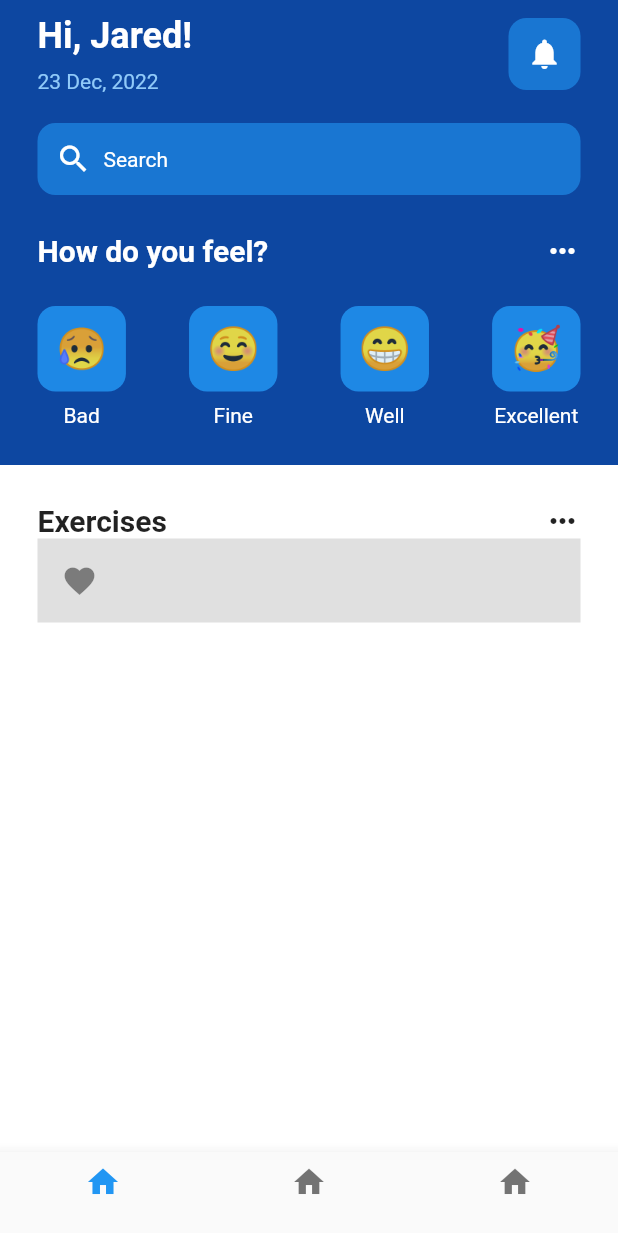
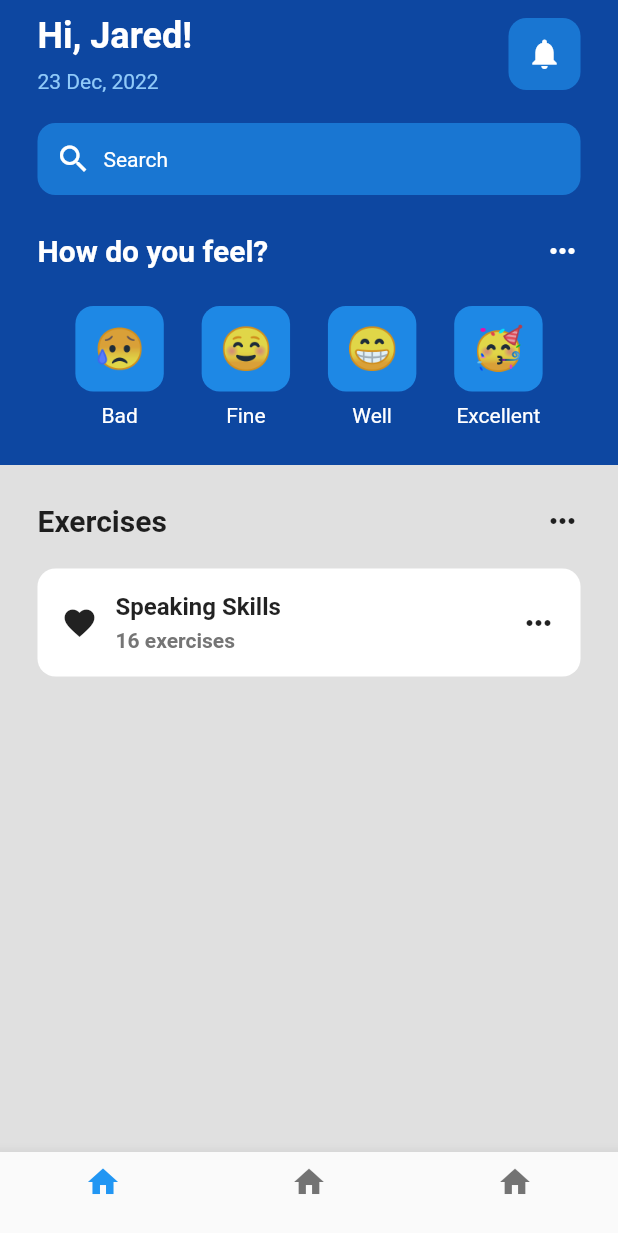
Before and after one commit to patrickkoszewski/mentalhealthapp_ui, a Flutter app: the screen it shows after launch, on a phone screen of 412 x 824 dp. Shown: the top 1233 px of the screen. Run offline on Flutter 3.47's test engine with Material 2 defaults, Android fonts, the phone set to English and light mode, and no system bars.

Commit message:
Add Appearance Quality

```diff
--- a/lib/pages/home_page.dart
+++ b/lib/pages/home_page.dart
@@ -126,7 +126,7 @@ class _HomePageState extends State<HomePage> {
 
                   //4 diffrent faces
                   Row(
-                    mainAxisAlignment: MainAxisAlignment.spaceBetween,
+                    mainAxisAlignment: MainAxisAlignment.spaceEvenly,
                     children: [
                       //bad
                       Column(
@@ -208,7 +208,7 @@ class _HomePageState extends State<HomePage> {
             Expanded(
               child: Container(
                 padding: const EdgeInsets.all(25),
-                color: Colors.white,
+                color: Colors.grey[300],
                 child: Center(
                   child: Column(
                     children: [
@@ -224,14 +224,55 @@ class _HomePageState extends State<HomePage> {
                           Icon(Icons.more_horiz),
                         ],
                       ),
+                      const SizedBox(
+                        height: 20,
+                      ),
+
                       //listView of Exercises
                       //gonna repeat a lot of things so create new file
                       Container(
-                        decoration: BoxDecoration(color: Colors.grey.shade300),
-                        child: const ListTile(
-                          leading: Icon(
-                            Icons.favorite,
-                          ),
+                        padding: const EdgeInsets.all(16),
+                        decoration: BoxDecoration(
+                          color: Colors.white,
+                          borderRadius: BorderRadius.circular(12),
+                        ),
+                        child: Row(
+                          mainAxisAlignment: MainAxisAlignment.spaceBetween,
+                          children: [
+                            Row(
+                              children: [
+                                const Icon(Icons.favorite),
+                                const SizedBox(
+                                  width: 12,
+                                ),
+                                Column(
+                                  crossAxisAlignment: CrossAxisAlignment.start,
+                                  children: [
+                                    //Title
+                                    const Text(
+                                      'Speaking Skills',
+                                      style: TextStyle(
+                                        fontWeight: FontWeight.bold,
+                                        fontSize: 16,
+                                      ),
+                                    ),
+                                    const SizedBox(
+                                      height: 5,
+                                    ),
+                                    //Subtitle
+                                    Text(
+                                      '16 exercises',
+                                      style: TextStyle(
+                                        fontWeight: FontWeight.bold,
+                                        color: Colors.grey.shade600,
+                                      ),
+                                    ),
+                                  ],
+                                ),
+                              ],
+                            ),
+                            const Icon(Icons.more_horiz),
+                          ],
                         ),
                       ),
                     ],
```
